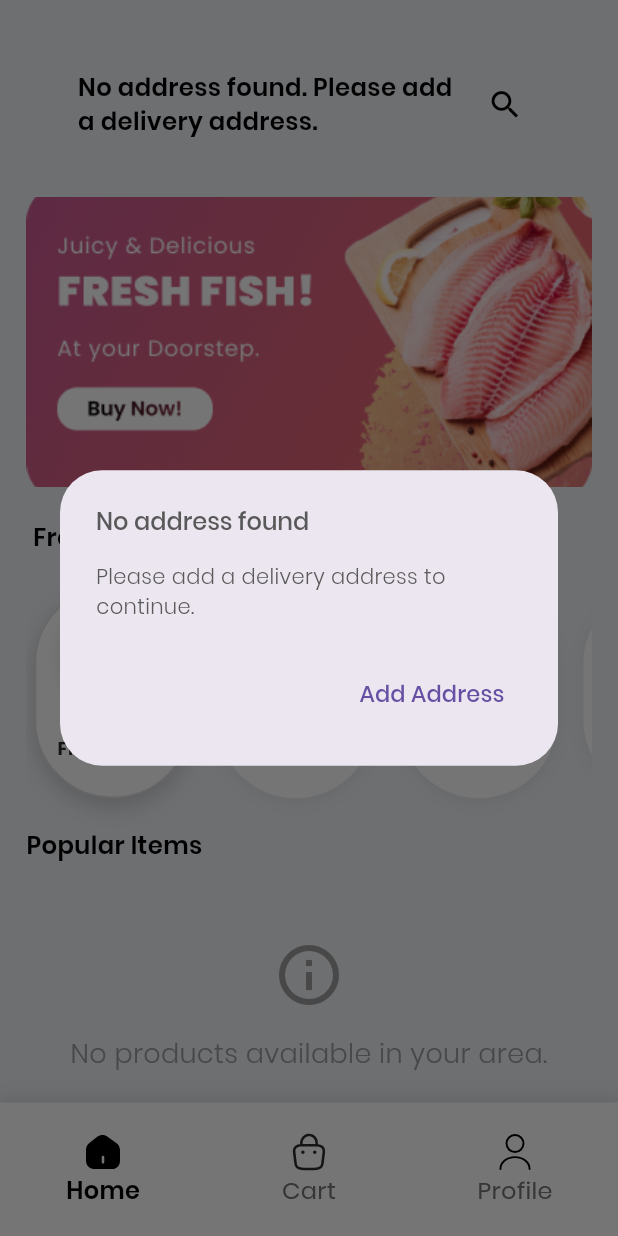
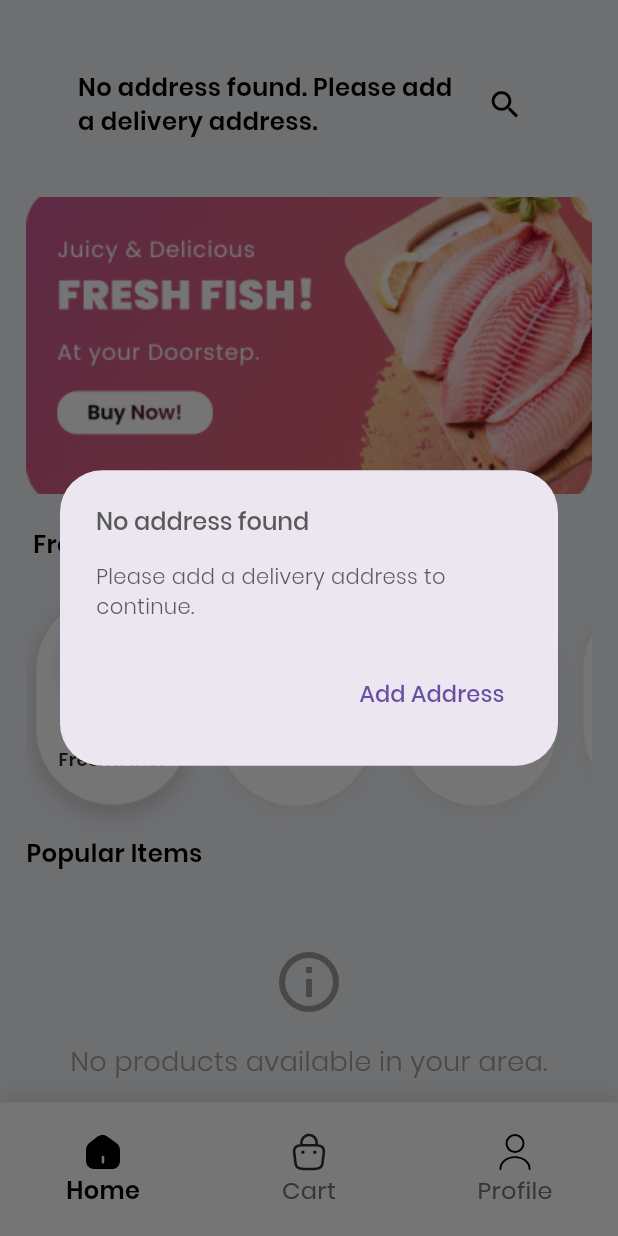
Before and after one commit to Afnanafsal/nexoEShopee, a Flutter app: the HomeScreen screen opened directly, on a phone screen of 412 x 824 dp. Run offline on Flutter 3.47's test engine with Material 3 defaults, Android fonts, the light colour scheme and no system bars; our stand-ins replace cloud_firestore, firebase_auth, firebase_core, flutter_rating_bar, flutter_riverpod, flutter_screenutil and 10 more; missing offline and left inert: enum_to_string, flutter_facebook_auth, razorpay_flutter; accounts and stored records are empty; project files that could hold a hidden picture were left out.

Commit message:
feat: Update font sizes in body and delivery address bar for improved readability

```diff
--- a/lib/screens/home/components/body.dart
+++ b/lib/screens/home/components/body.dart
@@ -211,8 +211,8 @@ class _BodyState extends ConsumerState<Body> {
                       SizedBox(height: 12.h),
                       Image.asset(
                         'assets/images/banner.png',
-                        width: double.infinity,
-                        height: 190.h,
+                        width: 390.w,
+                        height: 195.h,
                         fit: BoxFit.cover,
                       ),
                       SizedBox(height: 18.h),
@@ -301,7 +301,7 @@ class _BodyState extends ConsumerState<Body> {
                                   child: Column(
                                     mainAxisAlignment: MainAxisAlignment.start,
                                     children: [
-                                      SizedBox(height: 8.h),
+                                      SizedBox(height: 10.h),
                                       Container(
                                         width: 70.w,
                                         height: 70.h, // Increased image height
@@ -328,9 +328,7 @@ class _BodyState extends ConsumerState<Body> {
                                           ),
                                         ),
                                       ),
-                                      SizedBox(
-                                        height: 20.h,
-                                      ), // Increased gap between image and title
+                                      SizedBox(height: 20.h),
                                       SizedBox(
                                         width: 85.w,
                                         child: Text(
@@ -339,7 +337,7 @@ class _BodyState extends ConsumerState<Body> {
                                             color: selected
                                                 ? const Color(0xFF2C2C2C)
                                                 : Colors.black,
-                                            fontWeight: FontWeight.w700,
+                                            fontWeight: FontWeight.w600,
                                             fontSize: 12.sp,
                                             fontFamily: 'Poppins',
                                           ),
@@ -797,7 +795,7 @@ class _BodyState extends ConsumerState<Body> {
                         Text(
                           productTitle,
                           style: TextStyle(
-                            fontWeight: FontWeight.w600,
+                            fontWeight: FontWeight.w500,
                             fontSize: 16.sp,
                             color: isAvailable
                                 ? Colors.black
@@ -837,7 +835,7 @@ class _BodyState extends ConsumerState<Body> {
                               Text(
                                 '₹${discountPrice.toStringAsFixed(2)}',
                                 style: TextStyle(
-                                  fontWeight: FontWeight.w700,
+                                  fontWeight: FontWeight.w600,
                                   fontSize: 14.sp,
                                   color: isAvailable
                                       ? Colors.black
@@ -853,11 +851,14 @@ class _BodyState extends ConsumerState<Body> {
                                   style: TextStyle(
                                     fontSize: 10.sp,
                                     color: isAvailable
-                                        ? const Color(0xFFB0B0B0)
+                                        ? const Color(0x61000000) // 38% opacity black
                                         : Colors.grey.shade500,
                                     decoration: TextDecoration.lineThrough,
+                                    decorationColor: isAvailable
+                                        ? const Color(0x61000000) // 38% opacity black
+                                        : Colors.grey.shade500,
                                     fontFamily: 'Poppins',
-                                    fontWeight: FontWeight.w400,
+                                    fontWeight: FontWeight.w600,
                                   ),
                                 ),
                             ],
--- a/lib/screens/home/components/delivery_address_bar.dart
+++ b/lib/screens/home/components/delivery_address_bar.dart
@@ -406,7 +406,7 @@ class _DeliveryAddressBarState extends ConsumerState<DeliveryAddressBar>
                             return Text(
                               displayAddress,
                               style: TextStyle(
-                                fontSize: 14.sp,
+                                fontSize: 16.sp,
                                 fontWeight: FontWeight.w400,
                                 color: Color(0xFF646161),
                               ),
```
